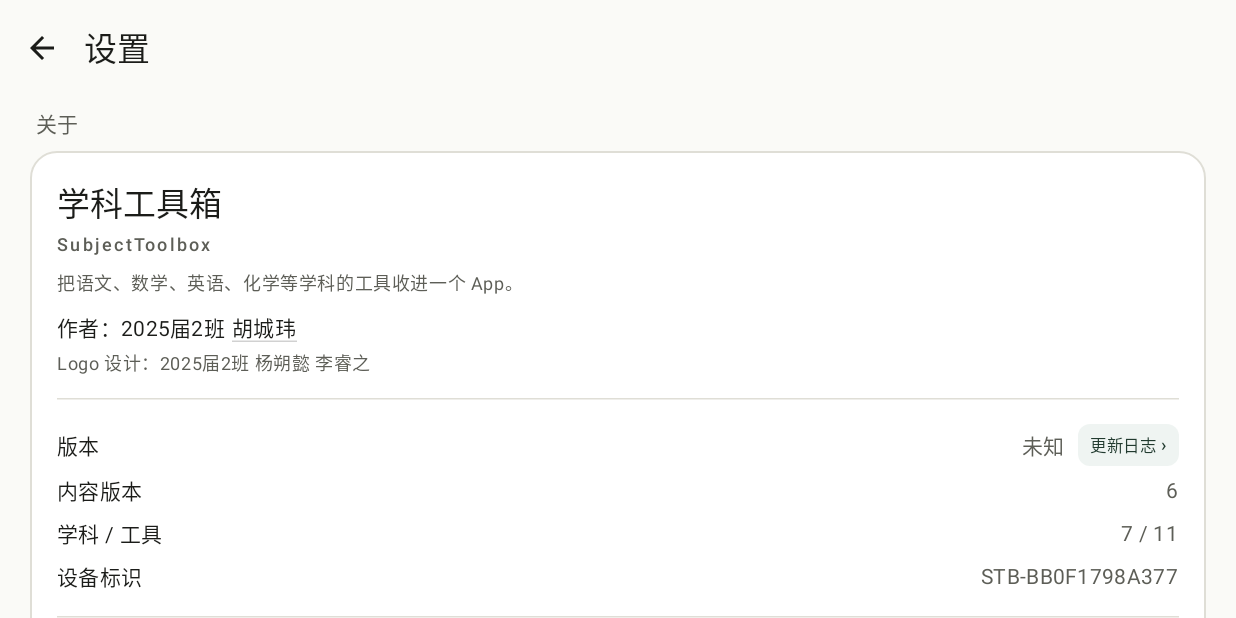
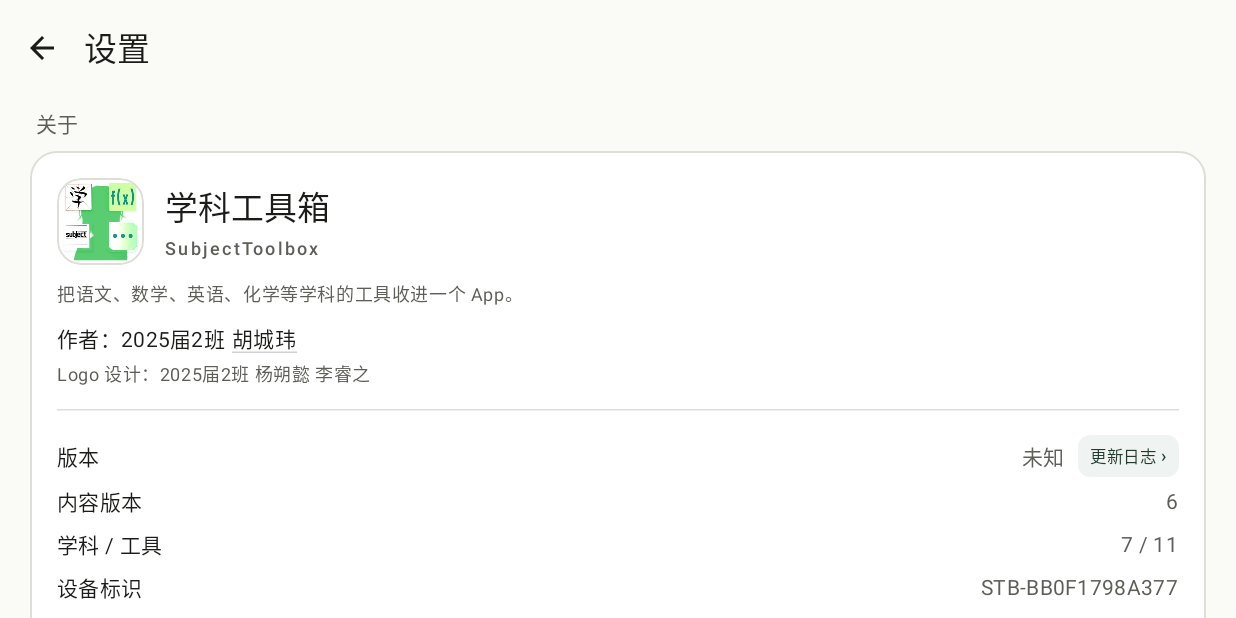
Before and after one commit to x1aoren/SubjectToolbox, an Android app built with Jetpack Compose: the SettingsScreen screen opened through its navigation route, on a phone screen of 824 x 412 dp (held sideways). Run offline under Robolectric (Android 15) with nearby library versions, the phone set to English and light mode, and no system bars.

Commit message:
feat: 设置页关于区加入应用 logo
- logo 放在白色圆角贴片里，左侧图标、右侧中英文名；深浅色下都用描边与卡片区分
- 新增 feature/settings 的 drawable-nodpi/stb_logo.png

```diff
--- a/feature/settings/src/main/kotlin/cn/stb/feature/settings/SettingsScreen.kt
+++ b/feature/settings/src/main/kotlin/cn/stb/feature/settings/SettingsScreen.kt
@@ -1,5 +1,7 @@
 package cn.stb.feature.settings
 
+import androidx.compose.foundation.Image
+import androidx.compose.foundation.border
 import androidx.compose.foundation.clickable
 import androidx.compose.foundation.layout.Arrangement
 import androidx.compose.foundation.layout.Box
@@ -45,9 +47,11 @@ import androidx.compose.runtime.rememberCoroutineScope
 import androidx.compose.runtime.setValue
 import androidx.compose.ui.Alignment
 import androidx.compose.ui.Modifier
+import androidx.compose.ui.draw.clip
 import androidx.compose.ui.draw.drawBehind
 import androidx.compose.ui.geometry.Offset
 import androidx.compose.ui.platform.LocalContext
+import androidx.compose.ui.res.painterResource
 import androidx.compose.ui.unit.dp
 import androidx.compose.ui.unit.sp
 import androidx.lifecycle.compose.collectAsStateWithLifecycle
@@ -121,6 +125,23 @@ fun SettingsScreen(
             // 「关于」放最前：一进设置就能看到软件信息与作者。
             item {
                 SettingsGroup(title = "关于") {
+                    // logo 在左、中英文名在右：logo 用白色圆角贴片（原图就是白底），
+                    // 深色模式下像一枚 App 图标，浅色模式靠描边和卡片区分开。
+                    Row(verticalAlignment = Alignment.CenterVertically) {
+                        Image(
+                            painter = painterResource(R.drawable.stb_logo),
+                            contentDescription = null,
+                            modifier = Modifier
+                                .size(58.dp)
+                                .clip(RoundedCornerShape(16.dp))
+                                .border(
+                                    width = 1.dp,
+                                    color = MaterialTheme.colorScheme.outlineVariant,
+                                    shape = RoundedCornerShape(16.dp),
+                                ),
+                        )
+                        Spacer(Modifier.width(14.dp))
+                        Column {
                             Text("学科工具箱", style = MaterialTheme.typography.titleLarge)
                             Spacer(Modifier.height(3.dp))
                             Text(
@@ -128,7 +149,9 @@ fun SettingsScreen(
                                 style = MaterialTheme.typography.labelMedium.copy(letterSpacing = 1.5.sp),
                                 color = MaterialTheme.colorScheme.onSurfaceVariant,
                             )
-                    Spacer(Modifier.height(8.dp))
+                        }
+                    }
+                    Spacer(Modifier.height(10.dp))
                     Text(
                         text = "把语文、数学、英语、化学等学科的工具收进一个 App。",
                         style = MaterialTheme.typography.bodySmall,
```
Also changed, not shown: feature/settings/src/main/res/drawable-nodpi/stb_logo.png (added). Lines whose indentation alone changed are shown as unchanged.
